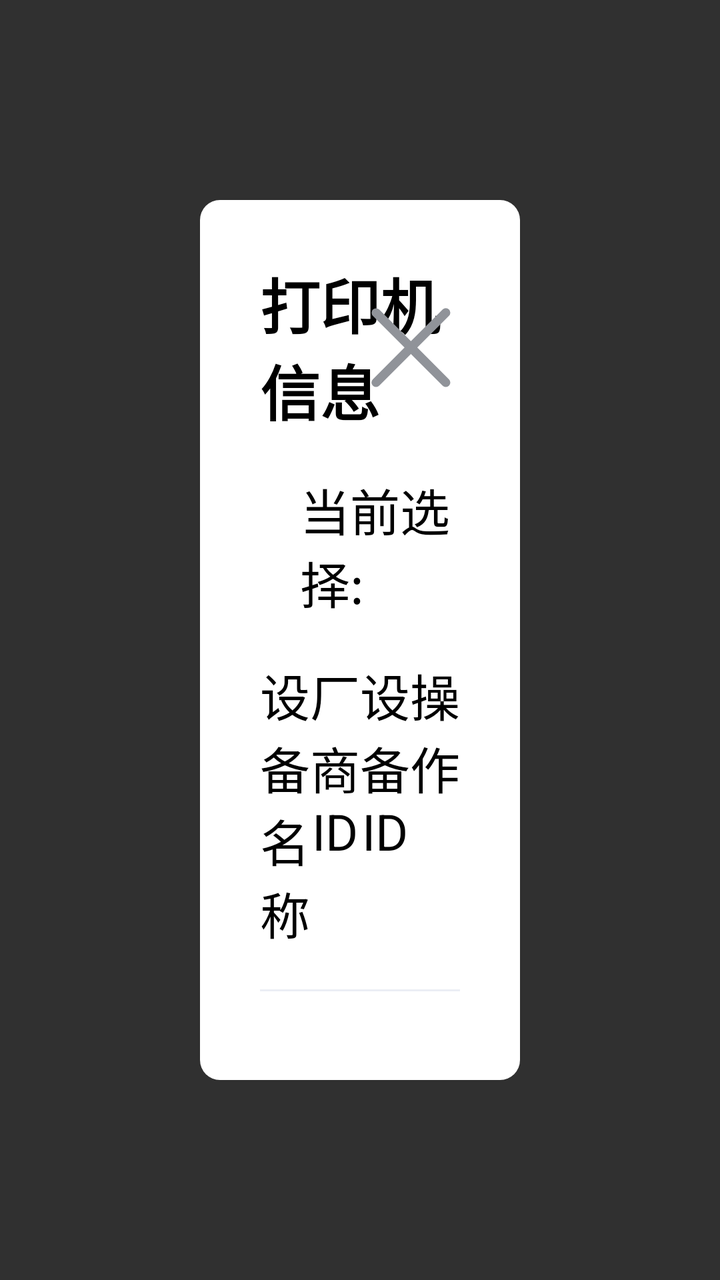
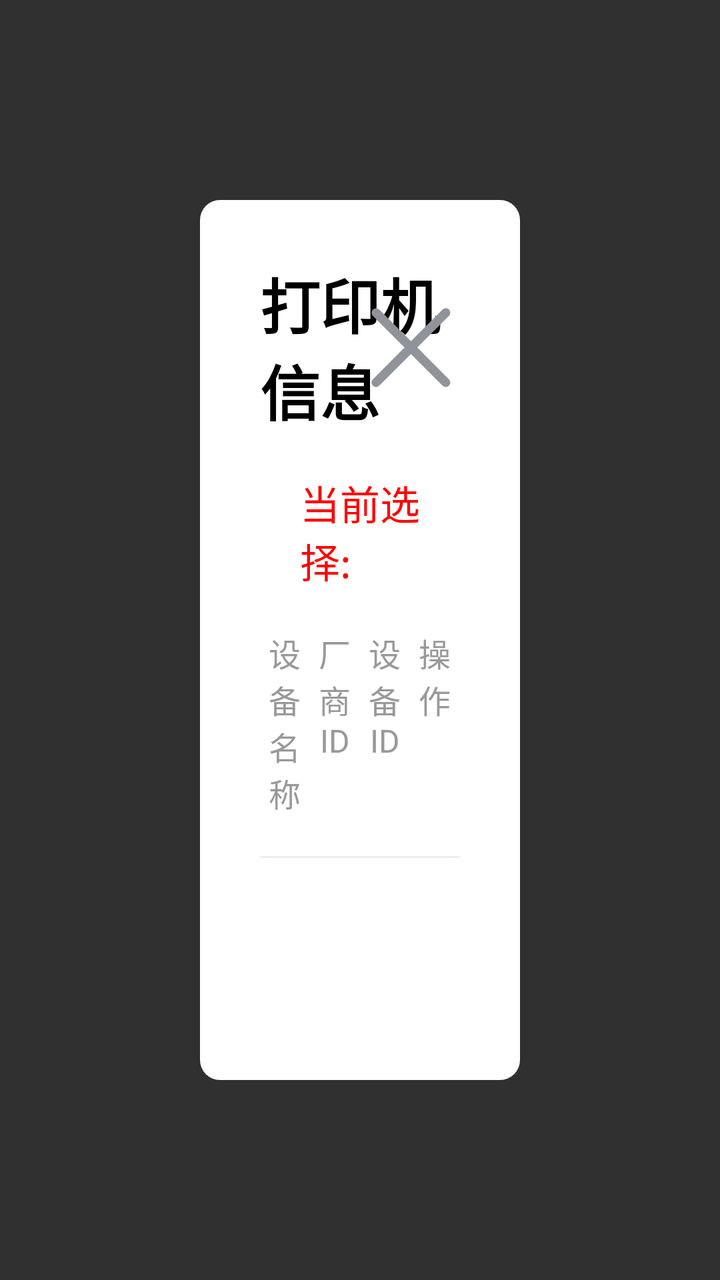

Screens rendered from an Android XML layout before and after an edit, with the pre-edit source and the edit as a unified diff.
<!-- AndroidManifest.xml: application theme Base.Theme.UHMCS -->
<!-- res/layout/popupwindow_print_device.xml -->
<?xml version="1.0" encoding="utf-8"?>
<LinearLayout xmlns:android="http://schemas.android.com/apk/res/android"
    android:orientation="vertical"
    android:layout_width="match_parent"
    android:layout_height="match_parent"
    android:padding="100dp"
    android:gravity="center">
    <LinearLayout
        android:padding="30dp"
        android:layout_width="match_parent"
        android:layout_height="match_parent"
        android:orientation="vertical"
        android:background="@drawable/white_bg">
        <RelativeLayout
            android:layout_marginBottom="20dp"
            android:layout_width="match_parent"
            android:layout_height="wrap_content">
            <TextView
                android:id="@+id/hint_tv"
                android:layout_width="wrap_content"
                android:layout_height="wrap_content"
                android:textColor="@color/black"
                android:textSize="30dp"
                android:text="@string/printer_device_information"
                android:textStyle="bold"
                android:layout_centerInParent="true" />
            <ImageView
                android:id="@+id/guanbi_btn"
                android:layout_centerVertical="true"
                android:layout_width="50dp"
                android:layout_height="50dp"
                android:src="@drawable/guanbi"
                android:layout_alignParentRight="true"/>
        </RelativeLayout>

        <LinearLayout
            android:layout_marginTop="@dimen/dp_10"
            android:layout_width="match_parent"
            android:layout_height="wrap_content"
            android:orientation="horizontal">
            <TextView
                android:layout_marginStart="20dp"
                android:layout_width="wrap_content"
                android:layout_height="wrap_content"
                android:text="@string/dqxz"
                android:textSize="25dp"
                android:textColor="@color/black"/>
            <TextView
                android:id="@+id/dqxz_tv"
                android:layout_marginStart="20dp"
                android:layout_width="wrap_content"
                android:layout_height="wrap_content"
                android:text=""
                android:textSize="25dp"
                android:textColor="@color/black"/>
        </LinearLayout>
        <LinearLayout
            android:paddingTop="20dp"
            android:paddingBottom="20dp"
            android:layout_width="match_parent"
            android:layout_height="wrap_content"
            android:orientation="horizontal">
            <TextView
                android:layout_width="0dp"
                android:layout_height="wrap_content"
                android:layout_weight="1"
                android:textSize="25dp"
                android:textColor="@color/black"
                android:text="@string/device_name"
                android:gravity="center"/>
            <TextView
                android:layout_width="0dp"
                android:layout_height="wrap_content"
                android:layout_weight="1"
                android:textSize="25dp"
                android:textColor="@color/black"
                android:text="@string/vendor_id"
                android:gravity="center"/>
            <TextView
                android:layout_width="0dp"
                android:layout_height="wrap_content"
                android:layout_weight="1"
                android:textSize="25dp"
                android:textColor="@color/black"
                android:text="@string/product_id"
                android:gravity="center"/>
            <TextView
                android:layout_width="0dp"
                android:layout_height="wrap_content"
                android:layout_weight="1"
                android:textSize="25dp"
                android:textColor="@color/black"
                android:text="@string/action"
                android:gravity="center"/>

        </LinearLayout>
        <View
            android:layout_width="match_parent"
            android:layout_height="1dp"
            android:background="#ebeef5" />
        <androidx.recyclerview.widget.RecyclerView
            android:id="@+id/print_device_rv"
            android:layout_width="match_parent"
            android:layout_height="0dp"
            android:layout_weight="1"
            android:background="@color/white"
            android:fadeScrollbars="false"
            android:gravity="center"
            android:scrollbarFadeDuration="0"
            android:scrollbarThumbVertical="@drawable/scrollbar_vertical_thumb"
            android:scrollbars="vertical"
            android:visibility="visible" />


    </LinearLayout>
</LinearLayout>
<!-- resources referenced by this layout -->
<resources>
  <color name="black">#FF000000</color>
  <color name="white">#FFFFFFFF</color>
  <!-- drawable guanbi (drawable) -->
  <vector xmlns:android="http://schemas.android.com/apk/res/android" android:height="30dp" android:viewportHeight="26" android:viewportWidth="26" android:width="30dp">
        
      <path android:fillAlpha="0" android:fillColor="#fff" android:pathData="M0,0h26v26h-26z" android:strokeAlpha="0"/>
        
      <path android:fillColor="#909399" android:pathData="M11.582,13.235l-8.24,-8.24a1.169,1.169 0,0 1,1.653 -1.653l8.24,8.24 8.24,-8.24a1.169,1.169 0,1 1,1.653 1.653l-8.24,8.24 8.24,8.24a1.169,1.169 0,1 1,-1.653 1.653l-8.24,-8.24 -8.24,8.24a1.169,1.169 0,1 1,-1.653 -1.653Z"/>
      
  </vector>
  <!-- drawable scrollbar_vertical_thumb (drawable) -->
  <?xml version="1.0" encoding="utf-8"?>
  <shape xmlns:android="http://schemas.android.com/apk/res/android">
      <solid android:color="@color/black60" /> 
      <size android:width="10dp" /> 
      <corners android:radius="6dp" /> 
  </shape>
  <!-- drawable white_bg (drawable) -->
  <?xml version="1.0" encoding="UTF-8"?>
  <shape xmlns:android="http://schemas.android.com/apk/res/android"
      android:shape="rectangle" >
  
      
      <solid android:color="@color/white" />
      
  
  
      
  
      
      <corners android:radius="10dp" />
      
  
  
  
  
  
  
  </shape>
  <string name="action">操作</string>
  <string name="device_name">设备名称</string>
  <string name="dqxz">当前选择:</string>
  <string name="printer_device_information">打印机信息</string>
  <string name="product_id">设备ID</string>
  <string name="vendor_id">厂商ID</string>
  <style name="Base.Theme.UHMCS" parent="Theme.AppCompat.NoActionBar">
          
          
          <item name="android:windowFullscreen">true</item>
          <item name="android:windowContentOverlay">@null</item>
          <item name="colorControlActivated">@color/black</item> 
  
  
  
  
      </style>
  <color name="black60">#60000000</color>
</resources>

<!-- the commit's change to res/layout/popupwindow_print_device.xml (unified diff, before → after) -->
@@ -43,16 +43,16 @@
                 android:layout_width="wrap_content"
                 android:layout_height="wrap_content"
                 android:text="@string/dqxz"
-                android:textSize="25dp"
-                android:textColor="@color/black"/>
+                android:textSize="20dp"
+                android:textColor="@color/mr_red_000"/>
             <TextView
                 android:id="@+id/dqxz_tv"
                 android:layout_marginStart="20dp"
                 android:layout_width="wrap_content"
                 android:layout_height="wrap_content"
                 android:text=""
-                android:textSize="25dp"
-                android:textColor="@color/black"/>
+                android:textSize="20dp"
+                android:textColor="@color/mr_red_000"/>
         </LinearLayout>
         <LinearLayout
             android:paddingTop="20dp"
@@ -64,32 +64,32 @@
                 android:layout_width="0dp"
                 android:layout_height="wrap_content"
                 android:layout_weight="1"
-                android:textSize="25dp"
-                android:textColor="@color/black"
+                android:textSize="16dp"
+                android:textColor="#999"
                 android:text="@string/device_name"
                 android:gravity="center"/>
             <TextView
                 android:layout_width="0dp"
                 android:layout_height="wrap_content"
                 android:layout_weight="1"
-                android:textSize="25dp"
-                android:textColor="@color/black"
+                android:textSize="16dp"
+                android:textColor="#999"
                 android:text="@string/vendor_id"
                 android:gravity="center"/>
             <TextView
                 android:layout_width="0dp"
                 android:layout_height="wrap_content"
                 android:layout_weight="1"
-                android:textSize="25dp"
-                android:textColor="@color/black"
+                android:textSize="16dp"
+                android:textColor="#999"
                 android:text="@string/product_id"
                 android:gravity="center"/>
             <TextView
                 android:layout_width="0dp"
                 android:layout_height="wrap_content"
                 android:layout_weight="1"
-                android:textSize="25dp"
-                android:textColor="@color/black"
+                android:textSize="16dp"
+                android:textColor="#999"
                 android:text="@string/action"
                 android:gravity="center"/>
 
<!-- resource entries referenced after the edit -->
@@ -1,6 +1,7 @@
 <!-- resources referenced by this layout -->
 <resources>
   <color name="black">#FF000000</color>
+  <color name="mr_red_000">#FFFF0000</color>
   <color name="white">#FFFFFFFF</color>
   <!-- drawable guanbi (drawable) -->
   <vector xmlns:android="http://schemas.android.com/apk/res/android" android:height="30dp" android:viewportHeight="26" android:viewportWidth="26" android:width="30dp">
